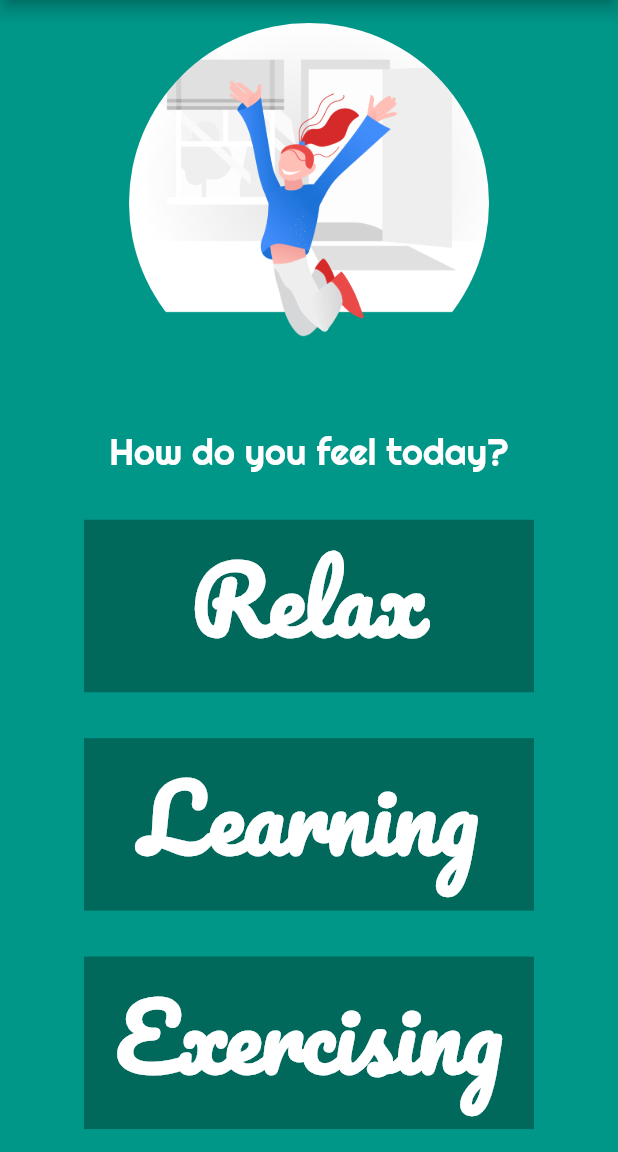
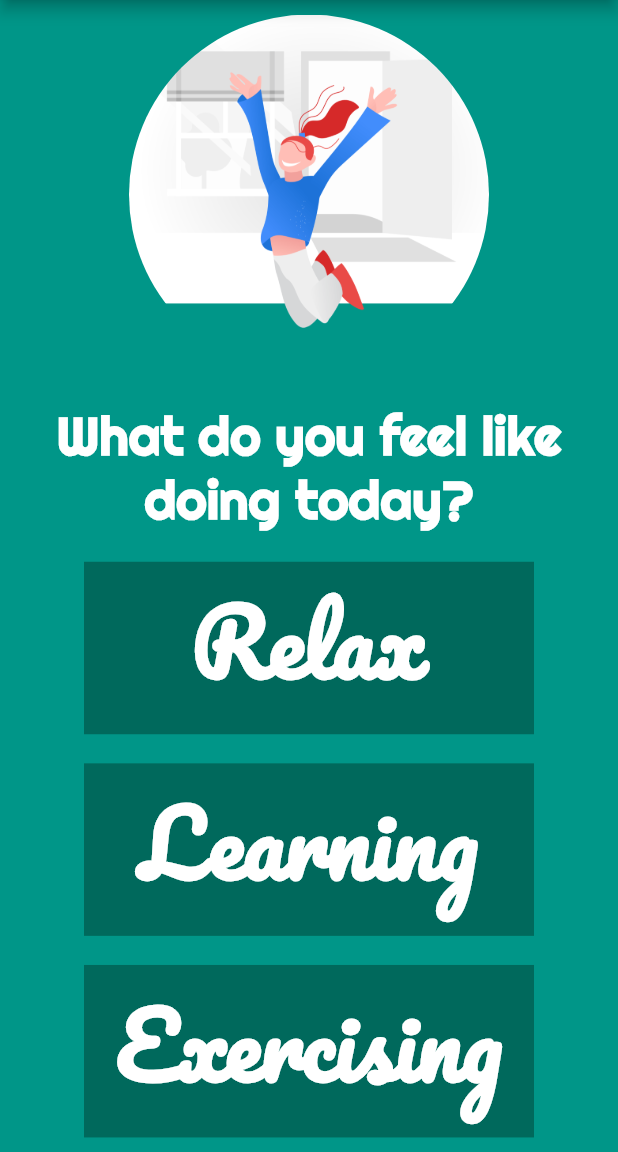
Before and after one commit to maegatro/Happy_Home_Hub, a Flutter app: the screen it shows after launch, on a phone screen of 412 x 824 dp, the part 84-1236 px from its top. Run offline on Flutter 3.47's test engine with Material 2 defaults, Android fonts, the phone set to English and light mode, and no system bars.

Commit message:
added pic

```diff
--- a/lib/screens/locations/locations.dart
+++ b/lib/screens/locations/locations.dart
@@ -27,7 +27,7 @@ class Locations extends StatelessWidget {
             backgroundImage: AssetImage('assets/images/happy.png'),
             backgroundColor: Colors.teal,
           ),
-          Text('How do you feel today?', style: TextStyle(fontFamily: 'Righteous')),
+          Text('What do you feel like doing today?', textAlign: TextAlign.center, style: TextStyle(fontFamily: 'Righteous', fontWeight: FontWeight.bold, fontSize:35)),
           GestureDetector(
               onTap: () => _onLocationTap(context, Random().nextInt(3) + 1) ,
               child: Container(
```
Also changed, not shown: assets/images/hpmepage.png (added).
